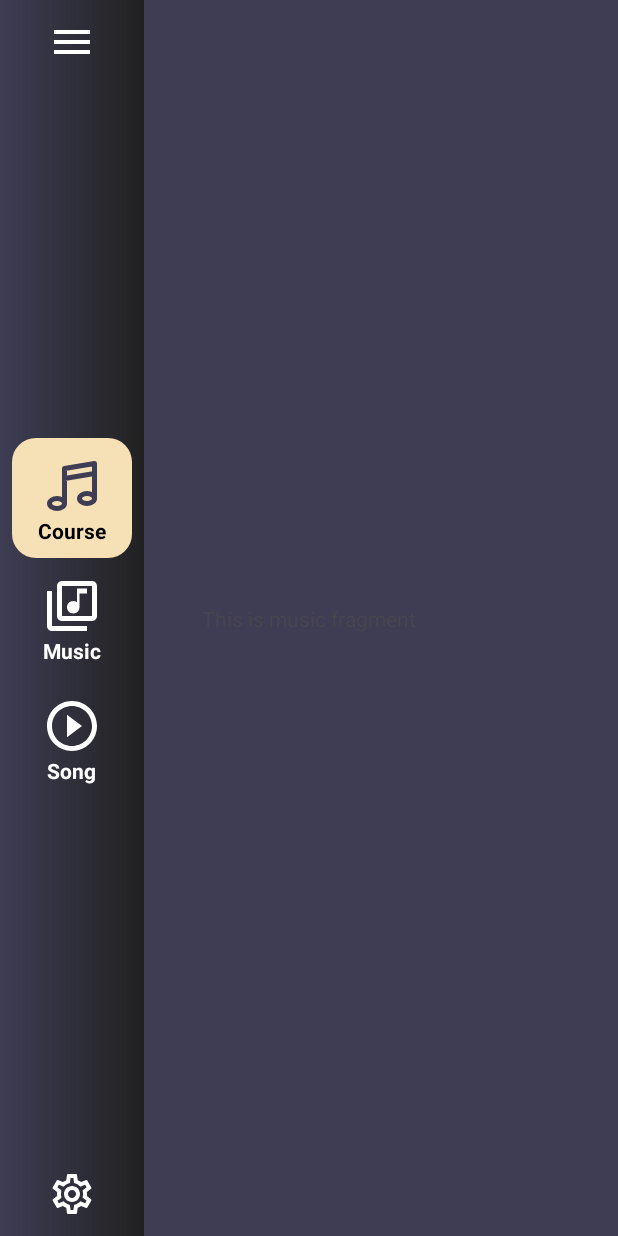
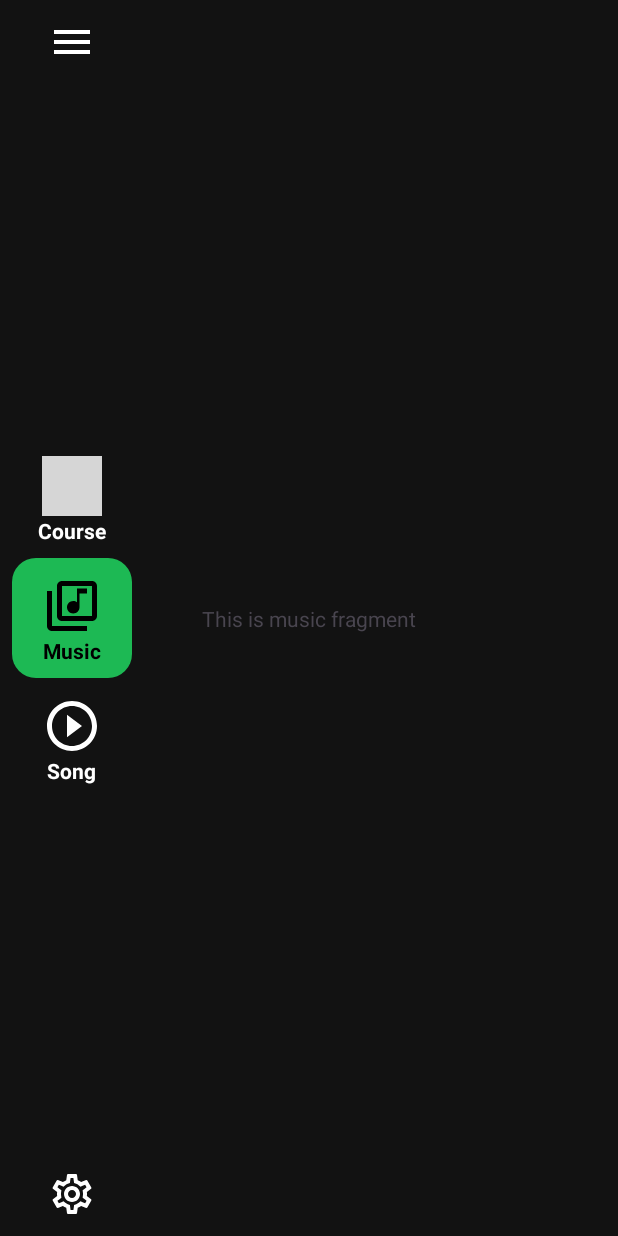
Before and after one commit to VyNguyenXuan/PianoTutorial, an Android app: the screen it shows after launch (NavigationBarActivity), after a tap on "Music", on a phone screen of 412 x 824 dp. Run offline under Robolectric (Android 15) with nearby library versions, the phone set to English and light mode, and no system bars; our stand-ins replace data binding; grey boxes are pictures that could not be loaded.

Commit message:
Update Navigation color

```diff
--- a/app/src/main/java/com/example/pianotutorial/MainActivity.java
+++ b/app/src/main/java/com/example/pianotutorial/features/MainActivity.java
@@ -1,7 +1,8 @@
-package com.example.pianotutorial;
+package com.example.pianotutorial.features;
 
 import android.os.Bundle;
 
+import com.example.pianotutorial.R;
 import com.google.android.material.snackbar.Snackbar;
 
 import androidx.appcompat.app.AppCompatActivity;
--- a/app/src/main/java/com/example/pianotutorial/MidiActivity.java
+++ b/app/src/main/java/com/example/pianotutorial/features/MidiActivity.java
@@ -1,4 +1,4 @@
-package com.example.pianotutorial;
+package com.example.pianotutorial.features;
 
 import android.media.midi.MidiDeviceInfo;
 import android.media.midi.MidiManager;
@@ -10,6 +10,8 @@ import android.widget.TextView;
 
 import androidx.annotation.Nullable;
 import androidx.appcompat.app.AppCompatActivity;
+
+import com.example.pianotutorial.R;
 
 public class MidiActivity extends AppCompatActivity {
 
--- a/app/src/main/java/com/example/pianotutorial/music/fragments/MusicFragment.java
+++ b/app/src/main/java/com/example/pianotutorial/features/course/fragments/CourseFragment.java
@@ -1,4 +1,4 @@
-package com.example.pianotutorial.music.fragments;
+package com.example.pianotutorial.features.course.fragments;
 
 import android.os.Bundle;
 import android.view.LayoutInflater;
@@ -9,17 +9,17 @@ import androidx.annotation.NonNull;
 import androidx.annotation.Nullable;
 import androidx.databinding.DataBindingUtil;
 import com.example.pianotutorial.R;
-import com.example.pianotutorial.databinding.FragmentMusicBinding;
+import com.example.pianotutorial.databinding.FragmentCourseBinding;
 
-public class MusicFragment extends Fragment {
+public class CourseFragment extends Fragment {
 
-    private FragmentMusicBinding _fragmentMusicBinding;
+    private FragmentCourseBinding _fragmentCourseBinding;
 
     @Override
     public View onCreateView(@NonNull LayoutInflater inflater, @Nullable ViewGroup container,
                              @Nullable Bundle savedInstanceState) {
-        _fragmentMusicBinding = DataBindingUtil.inflate(inflater, R.layout.fragment_music, container, false);
+        _fragmentCourseBinding = DataBindingUtil.inflate(inflater, R.layout.fragment_course, container, false);
 
-        return _fragmentMusicBinding.getRoot();
+        return _fragmentCourseBinding.getRoot();
     }
 }
--- a/app/src/main/java/com/example/pianotutorial/song/fragments/SongFragment.java
+++ b/app/src/main/java/com/example/pianotutorial/features/music/fragments/MusicFragment.java
@@ -1,4 +1,4 @@
-package com.example.pianotutorial.song.fragments;
+package com.example.pianotutorial.features.music.fragments;
 
 import android.os.Bundle;
 import android.view.LayoutInflater;
@@ -9,17 +9,17 @@ import androidx.annotation.NonNull;
 import androidx.annotation.Nullable;
 import androidx.databinding.DataBindingUtil;
 import com.example.pianotutorial.R;
-import com.example.pianotutorial.databinding.FragmentSongBinding;
+import com.example.pianotutorial.databinding.FragmentMusicBinding;
 
-public class SongFragment extends Fragment {
+public class MusicFragment extends Fragment {
 
-    private FragmentSongBinding _fragmentSongBinding;
+    private FragmentMusicBinding _fragmentMusicBinding;
 
     @Override
     public View onCreateView(@NonNull LayoutInflater inflater, @Nullable ViewGroup container,
                              @Nullable Bundle savedInstanceState) {
-        _fragmentSongBinding = DataBindingUtil.inflate(inflater, R.layout.fragment_song, container, false);
+        _fragmentMusicBinding = DataBindingUtil.inflate(inflater, R.layout.fragment_music, container, false);
 
-        return _fragmentSongBinding.getRoot();
+        return _fragmentMusicBinding.getRoot();
     }
 }
--- /dev/null
+++ b/app/src/main/java/com/example/pianotutorial/features/navigation_bar/activities/NavigationBarActivity.java
@@ -0,0 +1,96 @@
+package com.example.pianotutorial.features.navigation_bar.activities;
+
+import android.os.Bundle;
+import androidx.appcompat.app.AppCompatActivity;
+import androidx.core.content.ContextCompat;
+import androidx.databinding.DataBindingUtil;
+import androidx.fragment.app.FragmentTransaction;
+import androidx.lifecycle.ViewModelProvider;
+import com.example.pianotutorial.R;
+import com.example.pianotutorial.features.course.fragments.CourseFragment;
+import com.example.pianotutorial.databinding.ActivityNavigationBarBinding;
+import com.example.pianotutorial.features.music.fragments.MusicFragment;
+import com.example.pianotutorial.features.navigation_bar.evenhandlers.NavigationBarEventHandler;
+import com.example.pianotutorial.features.navigation_bar.viewmodels.NavigationBarViewModel;
+import com.example.pianotutorial.features.song.fragments.SongFragment;
+import androidx.appcompat.content.res.AppCompatResources;
+
+public class NavigationBarActivity extends AppCompatActivity {
+    private ActivityNavigationBarBinding _activityNavigationBarBinding;
+    private NavigationBarViewModel _navigationBarViewModel;
+    private NavigationBarEventHandler _navigationBarEventHandler;
+    private FragmentTransaction _transaction;
+
+    @Override
+    protected void onCreate(Bundle savedInstanceState) {
+        super.onCreate(savedInstanceState);
+        _activityNavigationBarBinding = DataBindingUtil.setContentView(
+                this,
+                R.layout.activity_navigation_bar
+        );
+
+        _navigationBarViewModel = new ViewModelProvider(this).get(NavigationBarViewModel.class);
+        _navigationBarEventHandler = new NavigationBarEventHandler(_navigationBarViewModel, this);
+
+        _activityNavigationBarBinding.setActivityNavigationBarEventHandler(_navigationBarEventHandler);
+
+        //Observe fragment changes
+        _navigationBarViewModel.getCustomerFragment().observe(this, customerFragment -> {
+            _transaction = getSupportFragmentManager().beginTransaction();
+            _transaction.replace(R.id.fragment_container, customerFragment);
+            _transaction.addToBackStack(null);
+            _transaction.commit();
+
+            // Update UI based on fragment type
+            if (customerFragment instanceof CourseFragment) {
+                updateUIForCourseFragment();
+            } else if (customerFragment instanceof MusicFragment) {
+                updateUIForMusicFragment();
+            } else if (customerFragment instanceof SongFragment) {
+                updateUIForSongFragment();
+            }
+        });
+    }
+
+    private void updateUIForCourseFragment() {
+        _activityNavigationBarBinding.courseButton.setBackground(AppCompatResources.getDrawable(this, R.drawable.vector_green_radius_8));
+        _activityNavigationBarBinding.courseImage.setBackground(AppCompatResources.getDrawable(this, R.drawable.vector_music_note_active));
+        _activityNavigationBarBinding.courseTitle.setTextColor(ContextCompat.getColor(this, R.color.black));
+
+        _activityNavigationBarBinding.musicButton.setBackground(null); // Clear previous background
+        _activityNavigationBarBinding.musicImage.setBackground(AppCompatResources.getDrawable(this, R.drawable.vector_library_music));
+        _activityNavigationBarBinding.musicTitle.setTextColor(ContextCompat.getColor(this, R.color.white));
+
+        _activityNavigationBarBinding.songButton.setBackground(null); // Clear previous background
+        _activityNavigationBarBinding.songImage.setBackground(AppCompatResources.getDrawable(this, R.drawable.vector_play_circle_outline));
+        _activityNavigationBarBinding.songTitle.setTextColor(ContextCompat.getColor(this, R.color.white));
+    }
+
+    private void updateUIForMusicFragment() {
+        _activityNavigationBarBinding.courseButton.setBackground(null); // Clear previous background
+        _activityNavigationBarBinding.courseImage.setBackground(AppCompatResources.getDrawable(this, R.drawable.vector_music_note));
+        _activityNavigationBarBinding.courseTitle.setTextColor(ContextCompat.getColor(this, R.color.white));
+
+        _activityNavigationBarBinding.musicButton.setBackground(AppCompatResources.getDrawable(this, R.drawable.vector_green_radius_8));
+        _activityNavigationBarBinding.musicImage.setBackground(AppCompatResources.getDrawable(this, R.drawable.vector_library_music_active));
+        _activityNavigationBarBinding.musicTitle.setTextColor(ContextCompat.getColor(this, R.color.black));
+
+        _activityNavigationBarBinding.songButton.setBackground(null); // Clear previous background
+        _activityNavigationBarBinding.songImage.setBackground(AppCompatResources.getDrawable(this, R.drawable.vector_play_circle_outline));
+        _activityNavigationBarBinding.songTitle.setTextColor(ContextCompat.getColor(this, R.color.white));
+    }
+
+    private void updateUIForSongFragment() {
+        _activityNavigationBarBinding.courseButton.setBackground(null); // Clear previous background
+        _activityNavigationBarBinding.courseImage.setBackground(AppCompatResources.getDrawable(this, R.drawable.vector_music_note));
+        _activityNavigationBarBinding.courseTitle.setTextColor(ContextCompat.getColor(this, R.color.white));
+
+        _activityNavigationBarBinding.musicButton.setBackground(null); // Clear previous background
+        _activityNavigationBarBinding.musicImage.setBackground(AppCompatResources.getDrawable(this, R.drawable.vector_library_music));
+        _activityNavigationBarBinding.musicTitle.setTextColor(ContextCompat.getColor(this, R.color.white));
+
+        _activityNavigationBarBinding.songButton.setBackground(AppCompatResources.getDrawable(this, R.drawable.vector_green_radius_8));
+        _activityNavigationBarBinding.songImage.setBackground(AppCompatResources.getDrawable(this, R.drawable.vector_play_circle_outline_active));
+        _activityNavigationBarBinding.songTitle.setTextColor(ContextCompat.getColor(this, R.color.black));
+    }
+}
--- a/app/src/main/java/com/example/pianotutorial/navigation_bar/viewmodels/NavigationBarViewModel.java
+++ b/app/src/main/java/com/example/pianotutorial/features/navigation_bar/viewmodels/NavigationBarViewModel.java
@@ -1,10 +1,10 @@
-package com.example.pianotutorial.navigation_bar.viewmodels;
+package com.example.pianotutorial.features.navigation_bar.viewmodels;
 
 import androidx.fragment.app.Fragment;
 import androidx.lifecycle.MutableLiveData;
 import androidx.lifecycle.ViewModel;
 
-import com.example.pianotutorial.course.fragments.CourseFragment;
+import com.example.pianotutorial.features.course.fragments.CourseFragment;
 
 public class NavigationBarViewModel extends ViewModel {
     private final MutableLiveData<Fragment> customerFragment = new MutableLiveData<>(new CourseFragment());
--- a/app/src/main/java/com/example/pianotutorial/course/fragments/CourseFragment.java
+++ b/app/src/main/java/com/example/pianotutorial/features/song/fragments/SongFragment.java
@@ -1,4 +1,4 @@
-package com.example.pianotutorial.course.fragments;
+package com.example.pianotutorial.features.song.fragments;
 
 import android.os.Bundle;
 import android.view.LayoutInflater;
@@ -9,17 +9,17 @@ import androidx.annotation.NonNull;
 import androidx.annotation.Nullable;
 import androidx.databinding.DataBindingUtil;
 import com.example.pianotutorial.R;
-import com.example.pianotutorial.databinding.FragmentCourseBinding;
+import com.example.pianotutorial.databinding.FragmentSongBinding;
 
-public class CourseFragment extends Fragment {
+public class SongFragment extends Fragment {
 
-    private FragmentCourseBinding _fragmentCourseBinding;
+    private FragmentSongBinding _fragmentSongBinding;
 
     @Override
     public View onCreateView(@NonNull LayoutInflater inflater, @Nullable ViewGroup container,
                              @Nullable Bundle savedInstanceState) {
-        _fragmentCourseBinding = DataBindingUtil.inflate(inflater, R.layout.fragment_course, container, false);
+        _fragmentSongBinding = DataBindingUtil.inflate(inflater, R.layout.fragment_song, container, false);
 
-        return _fragmentCourseBinding.getRoot();
+        return _fragmentSongBinding.getRoot();
     }
 }
--- a/app/src/main/java/com/example/pianotutorial/navigation_bar/activities/NavigationBarActivity.java
+++ /dev/null
@@ -1,46 +0,0 @@
-package com.example.pianotutorial.navigation_bar.activities;
-
-import android.os.Bundle;
-import android.view.View;
-
-import androidx.appcompat.app.AppCompatActivity;
-import androidx.databinding.DataBindingUtil;
-import androidx.fragment.app.FragmentTransaction;
-import androidx.lifecycle.ViewModelProvider;
-
-import com.example.pianotutorial.R;
-import com.example.pianotutorial.databinding.ActivityNavigationBarBinding;
-import com.example.pianotutorial.navigation_bar.evenhandlers.NavigationBarEventHandler;
-import com.example.pianotutorial.navigation_bar.viewmodels.NavigationBarViewModel;
-
-public class NavigationBarActivity extends AppCompatActivity {
-    private ActivityNavigationBarBinding _activityNavigationBarBinding;
-    private NavigationBarViewModel _navigationBarViewModel;
-    private NavigationBarEventHandler _navigationBarEventHandler;
-    private FragmentTransaction _transaction;
-
-
-    @Override
-    protected void onCreate(Bundle savedInstanceState) {
-        super.onCreate(savedInstanceState);
-        _activityNavigationBarBinding = DataBindingUtil.setContentView(
-                this,
-                R.layout.activity_navigation_bar
-        );
-        _navigationBarViewModel = new ViewModelProvider(this).get(NavigationBarViewModel.class);
-
-        _navigationBarEventHandler = new NavigationBarEventHandler(_navigationBarViewModel, this);
-
-        _activityNavigationBarBinding.setActivityNavigationBarEventHandler(_navigationBarEventHandler);
-
-        _navigationBarViewModel.getCustomerFragment().observe(this, customerFragment -> {
-            _transaction = getSupportFragmentManager().beginTransaction();
-            _transaction.replace(R.id.fragment_container, customerFragment);
-            _transaction.addToBackStack(null);
-            _transaction.commit();
-        });
-
-    }
-
-
-}
--- a/app/src/main/res/drawable/gradient_black.xml
+++ b/app/src/main/res/drawable/gradient_black.xml
@@ -2,6 +2,6 @@
     <gradient
         android:angle="0"
         android:startColor="#00000000"
-    android:endColor="#FF212121"
+    android:endColor="#121212"
     android:type="linear" />
 </shape>
--- a/app/src/main/res/drawable/vector_white_radius_8.xml
+++ b/app/src/main/res/drawable/vector_green_radius_8.xml
@@ -1,6 +1,6 @@
 <?xml version="1.0" encoding="UTF-8"?>
 <shape xmlns:android="http://schemas.android.com/apk/res/android">
-  <solid android:color="@color/skinYellow"/>
+  <solid android:color="@color/green"/>
   <corners android:radius="16dp"/>
   <padding android:left="0dp" android:top="0dp" android:right="0dp" android:bottom="0dp" />
 </shape>
--- /dev/null
+++ b/app/src/main/res/drawable/vector_library_music_active.xml
@@ -0,0 +1,9 @@
+<vector xmlns:android="http://schemas.android.com/apk/res/android"
+    android:width="24dp"
+    android:height="24dp"
+    android:viewportWidth="24"
+    android:viewportHeight="24">
+  <path
+      android:pathData="M20,2H8C6.9,2 6,2.9 6,4V16C6,17.1 6.9,18 8,18H20C21.1,18 22,17.1 22,16V4C22,2.9 21.1,2 20,2ZM20,16H8V4H20V16ZM12.5,15C13.88,15 15,13.88 15,12.5V7H18V5H14V10.51C13.58,10.19 13.07,10 12.5,10C11.12,10 10,11.12 10,12.5C10,13.88 11.12,15 12.5,15ZM4,6H2V20C2,21.1 2.9,22 4,22H18V20H4V6Z"
+      android:fillColor="#000000"/>
+</vector>
--- /dev/null
+++ b/app/src/main/res/drawable/vector_play_circle_outline_active.xml
@@ -0,0 +1,9 @@
+<vector xmlns:android="http://schemas.android.com/apk/res/android"
+    android:width="24dp"
+    android:height="24dp"
+    android:viewportWidth="24"
+    android:viewportHeight="24">
+  <path
+      android:pathData="M10,16.5L16,12L10,7.5V16.5ZM12,2C6.48,2 2,6.48 2,12C2,17.52 6.48,22 12,22C17.52,22 22,17.52 22,12C22,6.48 17.52,2 12,2ZM12,20C7.59,20 4,16.41 4,12C4,7.59 7.59,4 12,4C16.41,4 20,7.59 20,12C20,16.41 16.41,20 12,20Z"
+      android:fillColor="#000000"/>
+</vector>
--- a/app/src/main/res/layout/activity_main.xml
+++ b/app/src/main/res/layout/activity_main.xml
@@ -5,7 +5,7 @@
     android:layout_width="match_parent"
     android:layout_height="match_parent"
     android:fitsSystemWindows="true"
-    tools:context=".MainActivity">
+    tools:context=".features.MainActivity">
 
     <com.google.android.material.appbar.AppBarLayout
         android:layout_width="match_parent"
--- a/app/src/main/res/layout/activity_navigation_bar.xml
+++ b/app/src/main/res/layout/activity_navigation_bar.xml
@@ -5,14 +5,14 @@
 
         <variable
             name="activityNavigationBarEventHandler"
-            type="com.example.pianotutorial.navigation_bar.evenhandlers.NavigationBarEventHandler" />
+            type="com.example.pianotutorial.features.navigation_bar.evenhandlers.NavigationBarEventHandler" />
 
     </data>
     <RelativeLayout
         android:layout_width="match_parent"
         android:layout_height="match_parent"
         xmlns:app="http://schemas.android.com/apk/res-auto"
-        android:background="@color/darkPurple"
+        android:background="@color/blackGrey"
         android:orientation="horizontal">
 
         <androidx.constraintlayout.widget.ConstraintLayout
@@ -37,7 +37,6 @@
                     android:layout_gravity="center"
                     android:layout_marginHorizontal="16dp"
                     android:layout_marginVertical="12dp"
-                    android:contentDescription="TODO"
                     android:src="@drawable/vector_menu"
                     tools:ignore="ContentDescription" />
             </LinearLayout>
@@ -56,20 +55,18 @@
                     android:id="@+id/course_button"
                     android:layout_width="80dp"
                     android:layout_height="80dp"
-                    android:background="@drawable/vector_white_radius_8"
+                    android:background="@drawable/vector_green_radius_8"
                     android:orientation="vertical">
 
                     <ImageView
-
+                        android:id="@+id/course_image"
                         android:layout_width="40dp"
                         android:layout_height="40dp"
                         android:layout_gravity="center"
-                        android:layout_marginTop="12dp"
-                        android:src="@drawable/vector_music_note"
-                        app:tint="@color/darkPurple" />
+                        android:layout_marginTop="12dp"/>
 
                     <TextView
-                        android:id="@+id/title_lable"
+                        android:id="@+id/course_title"
                         android:layout_width="wrap_content"
                         android:layout_height="wrap_content"
                         android:layout_gravity="center"
@@ -87,14 +84,14 @@
                     android:orientation="vertical">
 
                     <ImageView
+                        android:id="@+id/music_image"
                         android:layout_width="40dp"
                         android:layout_height="40dp"
                         android:layout_gravity="center"
-                        android:layout_marginTop="12dp"
-                        android:src="@drawable/vector_library_music" />
+                        android:layout_marginTop="12dp"/>
 
                     <TextView
-                        android:id="@+id/title_lable3"
+                        android:id="@+id/music_title"
                         android:layout_width="wrap_content"
                         android:layout_height="wrap_content"
                         android:layout_gravity="center"
@@ -111,15 +108,15 @@
                     android:orientation="vertical">
 
                     <ImageView
+                        android:id="@+id/song_image"
                         android:layout_width="40dp"
                         android:layout_height="40dp"
                         android:layout_gravity="center"
                         android:layout_marginTop="12dp"
-                        android:onClick="@{activityNavigationBarEventHandler::navigateToSongFragment}"
-                        android:src="@drawable/vector_play_circle_outline" />
+                        android:onClick="@{activityNavigationBarEventHandler::navigateToSongFragment}"/>
 
                     <TextView
-                        android:id="@+id/title_lable2"
+                        android:id="@+id/song_title"
                         android:layout_width="wrap_content"
                         android:layout_height="wrap_content"
                         android:layout_gravity="center"
--- a/app/src/main/res/menu/menu_main.xml
+++ b/app/src/main/res/menu/menu_main.xml
@@ -1,7 +1,7 @@
 <menu xmlns:android="http://schemas.android.com/apk/res/android"
     xmlns:app="http://schemas.android.com/apk/res-auto"
     xmlns:tools="http://schemas.android.com/tools"
-    tools:context="com.example.pianotutorial.MainActivity">
+    tools:context="com.example.pianotutorial.features.MainActivity">
     <item
         android:id="@+id/action_settings"
         android:orderInCategory="100"
--- a/app/src/main/res/values/colors.xml
+++ b/app/src/main/res/values/colors.xml
@@ -1,14 +1,14 @@
 <?xml version="1.0" encoding="utf-8"?>
 <resources>
+    <color name="noColor">#00000000</color>
     <color name="black">#FF000000</color>
     <color name="white">#FFFFFFFF</color>
-    <color name="darkPurple">#FF3E3D54</color>
-    <color name="skinYellow">#FFF6E0B5</color>
+    <color name="blackGrey">#121212</color>
+    <color name="green">#FF1DB954</color>
     <color name="defaultColor">#FFFAFAFA</color>
     <color name="darkGrey">#FF808089</color>
     <color name="lightGrey">#FFF2F4F5</color>
     <color name="darkGreen">#FF198155</color>
-    <color name="green">#FF23C16B</color>
     <color name="lightGreen">#FFDAEFDE</color>
     <color name="skinColor">#FFFCD9BB</color>
     <color name="darkRed">#FFBF1D28</color>
```
Also changed, not shown: app/src/main/AndroidManifest.xml (+4 -4 lines), app/src/main/java/com/example/pianotutorial/features/navigation_bar/evenhandlers/NavigationBarEventHandler.java (renamed from app/src/main/java/com/example/pianotutorial/navigation_bar/evenhandlers/NavigationBarEventHandler.java, +5 -5 lines), app/src/main/res/drawable/vector_music_note_active.xml (renamed from app/src/main/res/drawable/vector_music_note.xml).
